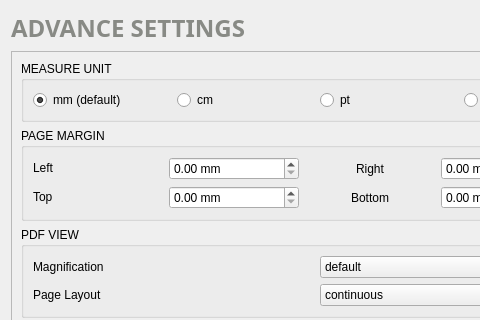
Old version of the form src/advance_setting.ui in the repository rishabh3354/JPG2PDF; both pictures show x 0 to 480 and y 0 to 320 of the 648 by 658 pixel window.
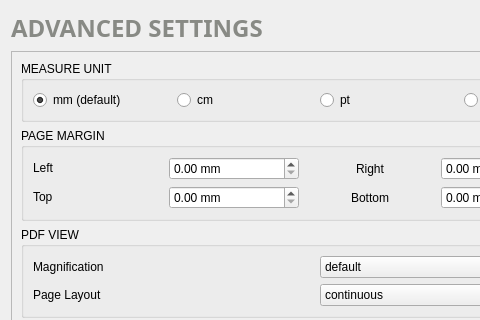
New version of the form. Icons and pictures are not drawn.

Diff of the .ui file:
```diff
--- a/src/advance_setting.ui
+++ b/src/advance_setting.ui
@@ -28,7 +28,7 @@
 &lt;html&gt;&lt;head&gt;&lt;meta name=&quot;qrichtext&quot; content=&quot;1&quot; /&gt;&lt;style type=&quot;text/css&quot;&gt;
 p, li { white-space: pre-wrap; }
 &lt;/style&gt;&lt;/head&gt;&lt;body style=&quot; font-family:'Ubuntu Mono'; font-size:11pt; font-weight:400; font-style:normal;&quot;&gt;
-&lt;p style=&quot; margin-top:0px; margin-bottom:0px; margin-left:0px; margin-right:0px; -qt-block-indent:0; text-indent:0px;&quot;&gt;&lt;span style=&quot; font-family:'Ubuntu'; font-size:18pt; font-weight:600; color:#888a85;&quot;&gt;ADVANCE SETTINGS&lt;/span&gt;&lt;/p&gt;&lt;/body&gt;&lt;/html&gt;</string>
+&lt;p style=&quot; margin-top:0px; margin-bottom:0px; margin-left:0px; margin-right:0px; -qt-block-indent:0; text-indent:0px;&quot;&gt;&lt;span style=&quot; font-family:'Ubuntu'; font-size:18pt; font-weight:600; color:#888a85;&quot;&gt;ADVANCED SETTINGS&lt;/span&gt;&lt;/p&gt;&lt;/body&gt;&lt;/html&gt;</string>
        </property>
       </widget>
      </item>
```
Left out of the diff: 2 changed lines with no effect on the pictures.
